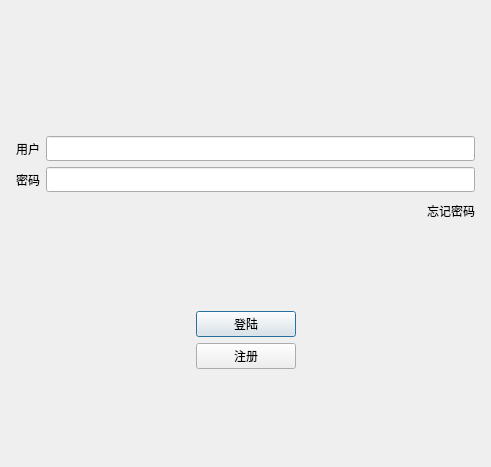
Qt form logindialog.ui (SuycxZMZ/CChat) before a commit.
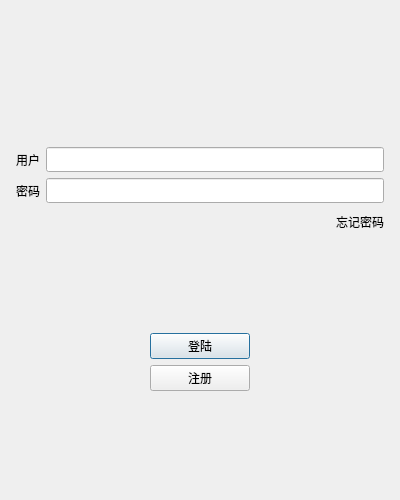
The same form after that commit. Icons and pictures are not drawn.

Diff of the .ui file:
```diff
--- a/logindialog.ui
+++ b/logindialog.ui
@@ -6,8 +6,8 @@
    <rect>
     <x>0</x>
     <y>0</y>
-    <width>491</width>
-    <height>467</height>
+    <width>400</width>
+    <height>500</height>
    </rect>
   </property>
   <property name="windowTitle">
```
